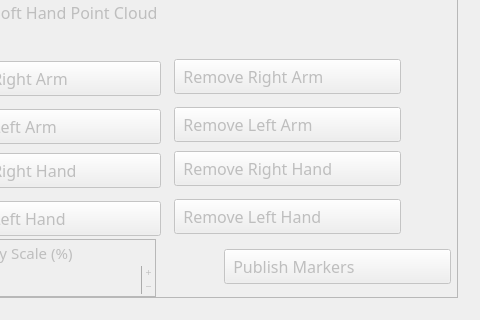
Above: src/listener/gui/listener_gui.ui from Tabjones/pacman_vision before the change; both pictures show x 98 to 578 and y 146 to 466 of the 578 by 466 pixel window. Below: the same form after it.
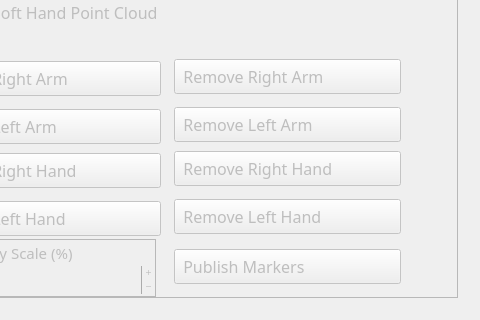
That is the form after the change. Icons and pictures are not drawn.

What changed in the file:
```diff
--- a/src/listener/gui/listener_gui.ui
+++ b/src/listener/gui/listener_gui.ui
@@ -291,7 +291,7 @@
          <widget class="QPushButton" name="MarksButt">
           <property name="geometry">
            <rect>
-            <x>300</x>
+            <x>250</x>
             <y>320</y>
             <width>227</width>
             <height>35</height>
```
Left out of the diff: 15 changed lines with no effect on the pictures.
